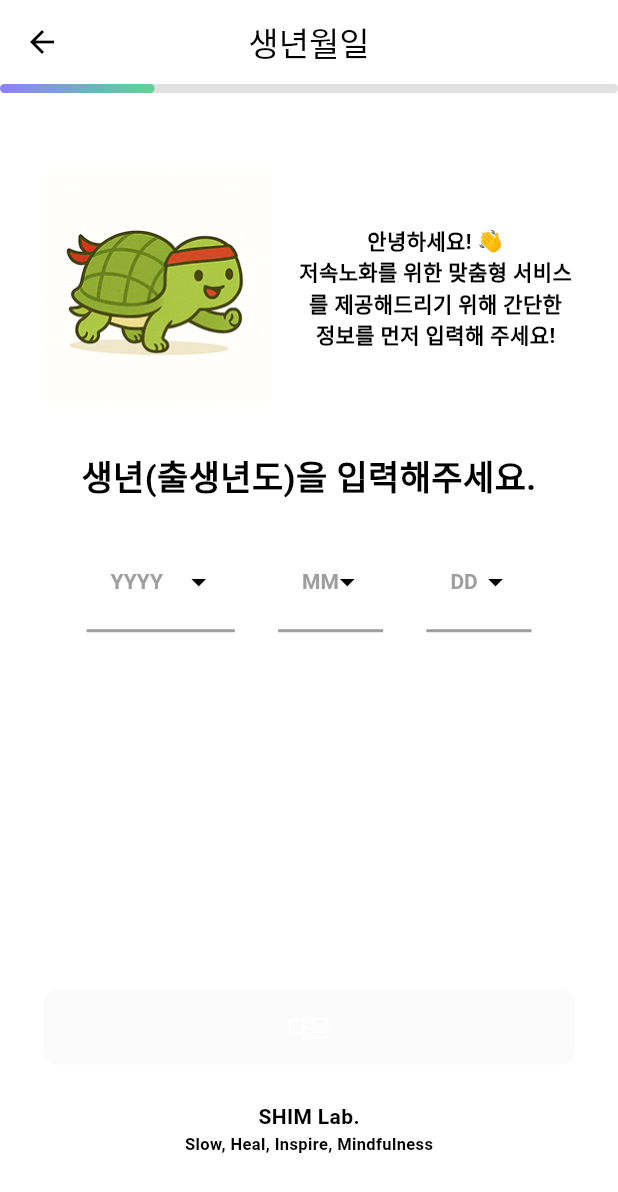
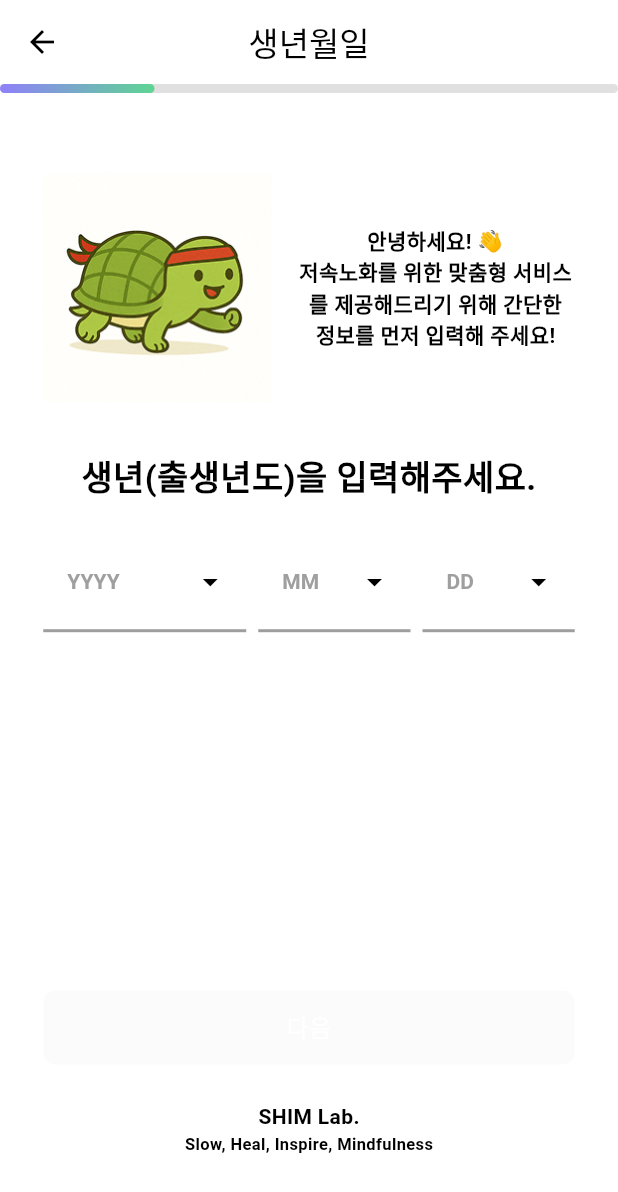
Before and after one commit to shim-dev/frontend, a Flutter app: the BirthScreen screen opened directly with empty values, on a phone screen of 412 x 824 dp. Shown: the top 1192 px of the screen. Run offline on Flutter 3.47's test engine with Material 3 defaults, Android fonts, the phone set to English and light mode, and no system bars; our stand-ins replace dio, firebase_core, firebase_storage, flutter_html, flutter_secure_storage, flutter_svg and 2 more; accounts and stored records are empty; project files that could hold a hidden picture were left out.

Commit message:
fix: 드롭다운 크기 수정

```diff
--- a/lib/signup/birth_screen.dart
+++ b/lib/signup/birth_screen.dart
@@ -128,31 +128,38 @@ class _BirthScreenState extends State<BirthScreen> {
 
             // 드롭다운 3개 (연, 월, 일)
             Row(
-              mainAxisAlignment: MainAxisAlignment.spaceEvenly,
               children: [
-                _GradientDropdown(
+                Expanded(
+                  flex: 4,
+                  child: _GradientDropdown(
                     focusNode: _yearFocus,
                     hint: 'YYYY',
-                  width: deviceWidth * 0.24,
                     value: selectedYear,
                     items: years,
                     onChanged: (val) => setState(() => selectedYear = val),
                   ),
-                _GradientDropdown(
+                ),
+                SizedBox(width: 8), // 간격 조절
+                Expanded(
+                  flex: 3,
+                  child: _GradientDropdown(
                     focusNode: _monthFocus,
                     hint: 'MM',
-                  width: deviceWidth * 0.17,
                     value: selectedMonth,
                     items: months,
                     onChanged: (val) => setState(() => selectedMonth = val),
                   ),
-                _GradientDropdown(
+                ),
+                SizedBox(width: 8),
+                Expanded(
+                  flex: 3,
+                  child: _GradientDropdown(
                     focusNode: _dayFocus,
                     hint: 'DD',
-                  width: deviceWidth * 0.17,
                     value: selectedDay,
                     items: days,
                     onChanged: (val) => setState(() => selectedDay = val),
+                  ),
                 ),
               ],
             ),
@@ -256,7 +263,6 @@ class _BirthScreenState extends State<BirthScreen> {
 class _GradientDropdown extends StatefulWidget {
   final FocusNode focusNode;
   final String hint;
-  final double width;
   final String? value;
   final List<String> items;
   final ValueChanged<String?> onChanged;
@@ -264,7 +270,6 @@ class _GradientDropdown extends StatefulWidget {
   const _GradientDropdown({
     required this.focusNode,
     required this.hint,
-    required this.width,
     required this.value,
     required this.items,
     required this.onChanged,
@@ -282,7 +287,6 @@ class _GradientDropdownState extends State<_GradientDropdown> {
     return Focus(
       focusNode: widget.focusNode,
       child: SizedBox(
-        width: widget.width,
         height: deviceWidth * 0.14, // 높이도 비율로 (약 48~55px)
         child: Stack(
           children: [
```
Lines whose indentation alone changed are shown as unchanged.
